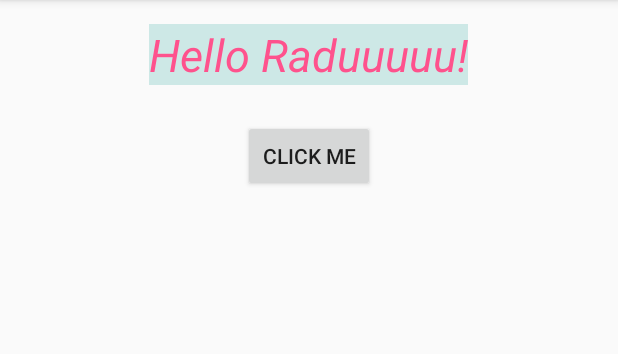
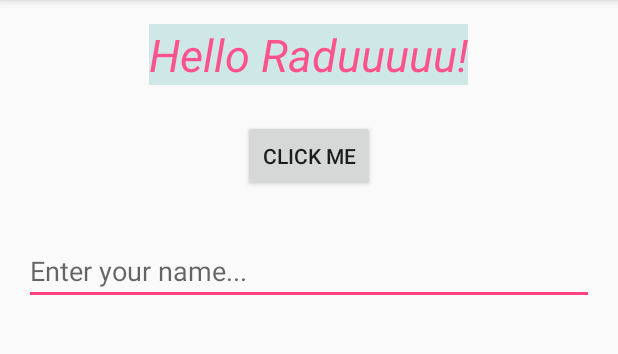
Before and after one commit to raduceaca1234/LearningAndroidStudio, an Android app: the screen it shows after launch (MainActivity), after a tap on "CLICK ME", on a phone screen of 412 x 824 dp, the part 84-438 px from its top. Run offline under Robolectric (Android 15) with nearby library versions, the phone set to English and light mode, and no system bars.

Commit message:
added a textField and another function

```diff
--- a/DemoApp/app/src/main/java/com/robpercival/demoapp/MainActivity.java
+++ b/DemoApp/app/src/main/java/com/robpercival/demoapp/MainActivity.java
@@ -4,12 +4,15 @@ import android.support.v7.app.AppCompatActivity;
 import android.os.Bundle;
 import android.util.Log;
 import android.view.View;
+import android.widget.EditText;
 
 public class MainActivity extends AppCompatActivity {
 
     public void clickFunction(View view){
 
-        Log.i("Info","Button Pressed!");
+        EditText myTextField = (EditText)findViewById(R.id.myTextField);
+
+        Log.i("Info",myTextField.getText().toString());
 
 
     }
--- a/DemoApp/app/src/main/res/layout/activity_main.xml
+++ b/DemoApp/app/src/main/res/layout/activity_main.xml
@@ -36,4 +36,16 @@
         android:layout_below="@+id/textView"
         android:layout_centerHorizontal="true" />
 
+    <EditText
+        android:layout_width="match_parent"
+        android:layout_height="wrap_content"
+        android:inputType="textPersonName"
+        android:ems="10"
+        android:id="@+id/myTextField"
+        android:hint="Enter your name..."
+        android:layout_below="@+id/button"
+        android:layout_alignParentLeft="true"
+        android:layout_alignParentStart="true"
+        android:layout_marginTop="30dp" />
+
 </RelativeLayout>
```
